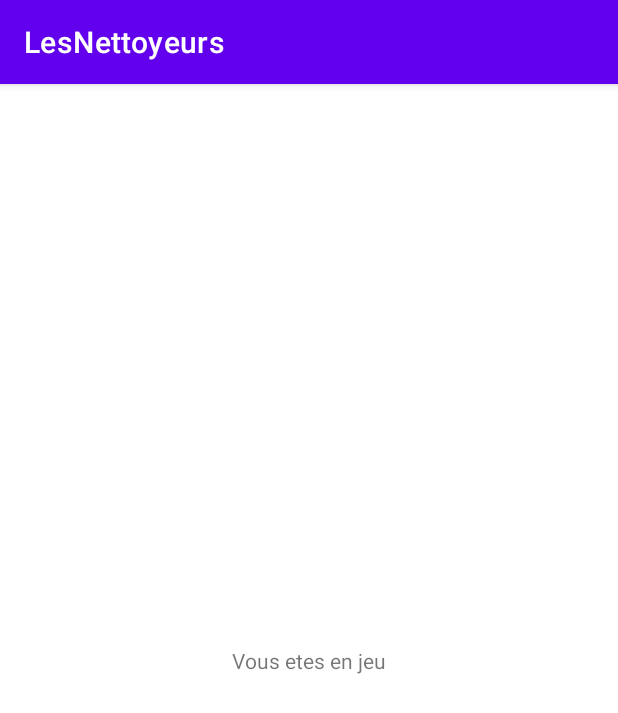
After one commit to alexandrecai/ProjetAndroid, an Android app: the InGameActivity screen opened directly, with no data from a screen before it, on a phone screen of 412 x 824 dp. The commit adds this screen. Shown: the top 713 px of the screen. Run offline under Robolectric (Android 15) with nearby library versions, the phone set to English and light mode, and no system bars.

Commit message:
Fin de la connexion et creation de InGameActivity

```diff
--- a/app/src/main/AndroidManifest.xml
+++ b/app/src/main/AndroidManifest.xml
@@ -29,6 +29,7 @@
                 android:name="android.app.lib_name"
                 android:value="" />
         </activity>
+        <activity android:name="com.example.lesnettoyeurs.InGameActivity" />
     </application>
 
 </manifest>
--- /dev/null
+++ b/app/src/main/java/com/example/lesnettoyeurs/InGameActivity.java
@@ -0,0 +1,24 @@
+package com.example.lesnettoyeurs;
+
+import android.os.Bundle;
+import android.widget.Button;
+import android.widget.EditText;
+import android.widget.TextView;
+
+import androidx.appcompat.app.AppCompatActivity;
+
+public class InGameActivity extends AppCompatActivity {
+
+    @Override
+    protected void onCreate(Bundle savedInstanceState) {
+        super.onCreate(savedInstanceState);
+        setContentView(R.layout.in_game);
+
+        TextView tv_session = findViewById(R.id.textViewSession);
+        TextView tv_signature = findViewById(R.id.textViewSignature);
+
+        tv_session.setText(getIntent().getStringExtra("session"));
+        tv_signature.setText(getIntent().getStringExtra("signature"));
+
+    }
+}
--- /dev/null
+++ b/app/src/main/res/layout/in_game.xml
@@ -0,0 +1,38 @@
+<?xml version="1.0" encoding="utf-8"?>
+<androidx.constraintlayout.widget.ConstraintLayout xmlns:android="http://schemas.android.com/apk/res/android"
+    xmlns:app="http://schemas.android.com/apk/res-auto"
+    android:layout_width="match_parent"
+    android:layout_height="match_parent">
+
+    <TextView
+        android:id="@+id/textView"
+        android:layout_width="wrap_content"
+        android:layout_height="wrap_content"
+        android:text="Vous etes en jeu"
+        app:layout_constraintBottom_toBottomOf="parent"
+        app:layout_constraintEnd_toEndOf="parent"
+        app:layout_constraintStart_toStartOf="parent"
+        app:layout_constraintTop_toTopOf="parent" />
+
+    <TextView
+        android:id="@+id/textViewSession"
+        android:layout_width="wrap_content"
+        android:layout_height="wrap_content"
+        android:text="TextView"
+        app:layout_constraintBottom_toBottomOf="parent"
+        app:layout_constraintEnd_toEndOf="parent"
+        app:layout_constraintStart_toStartOf="parent"
+        app:layout_constraintTop_toTopOf="parent"
+        app:layout_constraintVertical_bias="0.566" />
+
+    <TextView
+        android:id="@+id/textViewSignature"
+        android:layout_width="wrap_content"
+        android:layout_height="wrap_content"
+        android:text="TextView"
+        app:layout_constraintBottom_toBottomOf="parent"
+        app:layout_constraintEnd_toEndOf="parent"
+        app:layout_constraintStart_toStartOf="parent"
+        app:layout_constraintTop_toTopOf="parent"
+        app:layout_constraintVertical_bias="0.626" />
+</androidx.constraintlayout.widget.ConstraintLayout>
```
Also changed, not shown: app/src/main/java/com/example/lesnettoyeurs/MainActivity.java (+46 -5 lines), app/src/main/java/com/example/lesnettoyeurs/WebServiceConnexion.java (+16 -2 lines).
